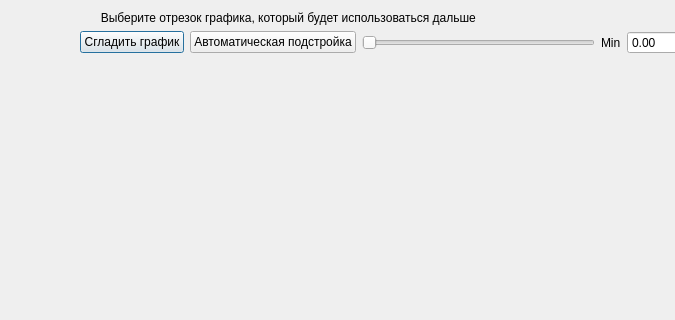
The window that correctinput.ui (geodryaev/LigaVibroLab) describes before a commit, drawn with Qt 5; both pictures show x 310 to 985 and y 0 to 320 of the 1200 by 800 pixel window.
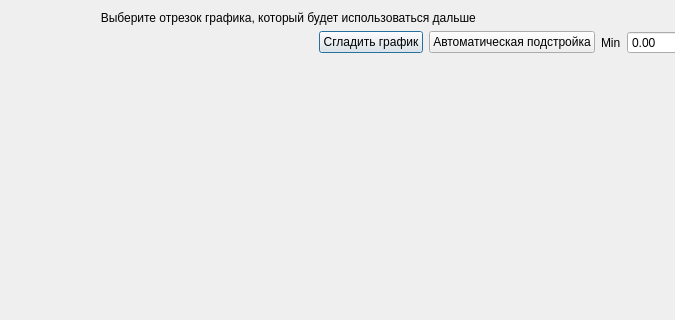
The same window after the commit.

Diff of the .ui file:
```diff
--- a/correctinput.ui
+++ b/correctinput.ui
@@ -66,16 +66,6 @@
        </property>
       </widget>
      </item>
-     <item>
-      <widget class="QSlider" name="sinPosGorizont">
-       <property name="tracking">
-        <bool>true</bool>
-       </property>
-       <property name="orientation">
-        <enum>Qt::Orientation::Horizontal</enum>
-       </property>
-      </widget>
-     </item>
      <item>
       <widget class="QLabel" name="label_4">
        <property name="text">
```
